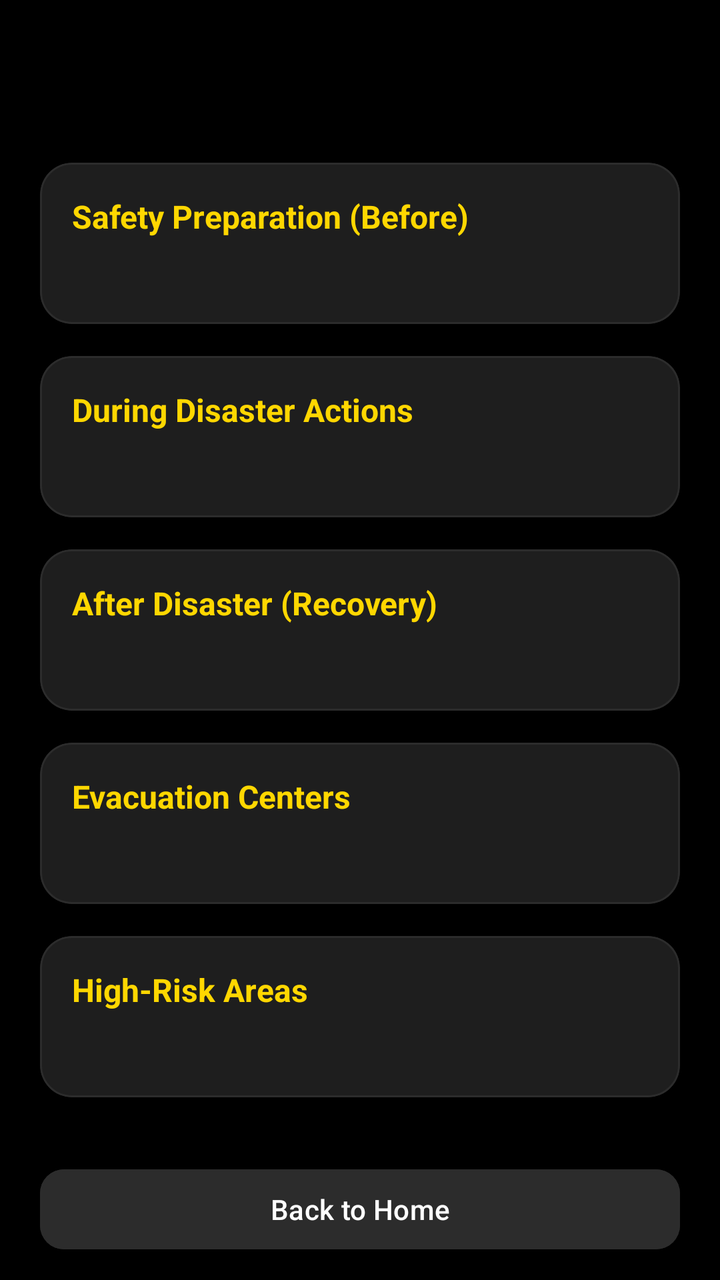
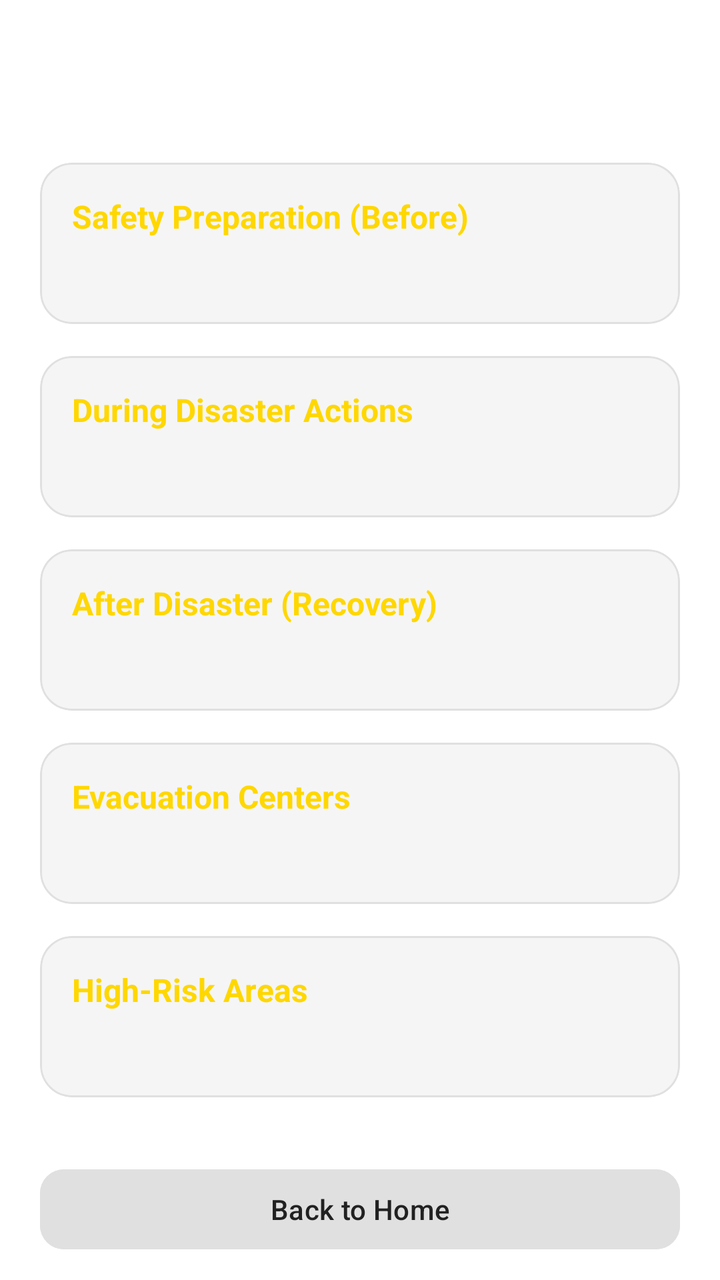

Screens rendered from an Android XML layout before and after an edit, with the pre-edit source and the edit as a unified diff.
<!-- AndroidManifest.xml: application theme Theme.Resilio -->
<!-- res/layout/fragment_disaster_detail.xml -->
<?xml version="1.0" encoding="utf-8"?>
<androidx.core.widget.NestedScrollView xmlns:android="http://schemas.android.com/apk/res/android"
    xmlns:app="http://schemas.android.com/apk/res-auto"
    android:layout_width="match_parent"
    android:layout_height="match_parent"
    android:background="@color/background_dark">

    <LinearLayout
        android:layout_width="match_parent"
        android:layout_height="wrap_content"
        android:orientation="vertical"
        android:padding="20dp">

        <TextView
            android:id="@+id/text_disaster_title"
            android:layout_width="wrap_content"
            android:layout_height="wrap_content"
            android:textSize="28sp"
            android:textStyle="bold"
            android:textColor="@color/gold_accent"
            android:layout_marginBottom="24dp"/>

        
        <com.google.android.material.card.MaterialCardView
            android:layout_width="match_parent"
            android:layout_height="wrap_content"
            android:layout_marginBottom="16dp"
            app:cardCornerRadius="16dp"
            app:cardBackgroundColor="@color/surface_dark"
            app:strokeWidth="1dp"
            app:strokeColor="@color/divider_color">
            <LinearLayout
                android:layout_width="match_parent"
                android:layout_height="wrap_content"
                android:orientation="vertical"
                android:padding="16dp">
                <TextView
                    android:layout_width="wrap_content"
                    android:layout_height="wrap_content"
                    android:text="@string/before_disaster"
                    android:textColor="@color/gold_accent"
                    android:textStyle="bold"
                    android:textSize="16sp"/>
                <TextView
                    android:id="@+id/text_before_content"
                    android:layout_width="match_parent"
                    android:layout_height="wrap_content"
                    android:textColor="@color/text_secondary"
                    android:textSize="14sp"
                    android:layout_marginTop="8dp"
                    android:lineSpacingExtra="4dp"/>
            </LinearLayout>
        </com.google.android.material.card.MaterialCardView>

        
        <com.google.android.material.card.MaterialCardView
            android:layout_width="match_parent"
            android:layout_height="wrap_content"
            android:layout_marginBottom="16dp"
            app:cardCornerRadius="16dp"
            app:cardBackgroundColor="@color/surface_dark"
            app:strokeWidth="1dp"
            app:strokeColor="@color/divider_color">
            <LinearLayout
                android:layout_width="match_parent"
                android:layout_height="wrap_content"
                android:orientation="vertical"
                android:padding="16dp">
                <TextView
                    android:layout_width="wrap_content"
                    android:layout_height="wrap_content"
                    android:text="@string/during_disaster"
                    android:textColor="@color/gold_accent"
                    android:textStyle="bold"
                    android:textSize="16sp"/>
                <TextView
                    android:id="@+id/text_during_content"
                    android:layout_width="match_parent"
                    android:layout_height="wrap_content"
                    android:textColor="@color/text_secondary"
                    android:textSize="14sp"
                    android:layout_marginTop="8dp"
                    android:lineSpacingExtra="4dp"/>
            </LinearLayout>
        </com.google.android.material.card.MaterialCardView>

        
        <com.google.android.material.card.MaterialCardView
            android:layout_width="match_parent"
            android:layout_height="wrap_content"
            android:layout_marginBottom="16dp"
            app:cardCornerRadius="16dp"
            app:cardBackgroundColor="@color/surface_dark"
            app:strokeWidth="1dp"
            app:strokeColor="@color/divider_color">
            <LinearLayout
                android:layout_width="match_parent"
                android:layout_height="wrap_content"
                android:orientation="vertical"
                android:padding="16dp">
                <TextView
                    android:layout_width="wrap_content"
                    android:layout_height="wrap_content"
                    android:text="@string/after_disaster"
                    android:textColor="@color/gold_accent"
                    android:textStyle="bold"
                    android:textSize="16sp"/>
                <TextView
                    android:id="@+id/text_after_content"
                    android:layout_width="match_parent"
                    android:layout_height="wrap_content"
                    android:textColor="@color/text_secondary"
                    android:textSize="14sp"
                    android:layout_marginTop="8dp"
                    android:lineSpacingExtra="4dp"/>
            </LinearLayout>
        </com.google.android.material.card.MaterialCardView>

        
        <com.google.android.material.card.MaterialCardView
            android:layout_width="match_parent"
            android:layout_height="wrap_content"
            android:layout_marginBottom="16dp"
            app:cardCornerRadius="16dp"
            app:cardBackgroundColor="@color/surface_dark"
            app:strokeWidth="1dp"
            app:strokeColor="@color/divider_color">
            <LinearLayout
                android:layout_width="match_parent"
                android:layout_height="wrap_content"
                android:orientation="vertical"
                android:padding="16dp">
                <TextView
                    android:layout_width="wrap_content"
                    android:layout_height="wrap_content"
                    android:text="@string/evacuation_centers_title"
                    android:textColor="@color/gold_accent"
                    android:textStyle="bold"
                    android:textSize="16sp"/>
                <TextView
                    android:id="@+id/text_centers_content"
                    android:layout_width="match_parent"
                    android:layout_height="wrap_content"
                    android:textColor="@color/text_secondary"
                    android:textSize="14sp"
                    android:layout_marginTop="8dp"
                    android:lineSpacingExtra="4dp"/>
            </LinearLayout>
        </com.google.android.material.card.MaterialCardView>

        
        <com.google.android.material.card.MaterialCardView
            android:layout_width="match_parent"
            android:layout_height="wrap_content"
            android:layout_marginBottom="16dp"
            app:cardCornerRadius="16dp"
            app:cardBackgroundColor="@color/surface_dark"
            app:strokeWidth="1dp"
            app:strokeColor="@color/divider_color">
            <LinearLayout
                android:layout_width="match_parent"
                android:layout_height="wrap_content"
                android:orientation="vertical"
                android:padding="16dp">
                <TextView
                    android:layout_width="wrap_content"
                    android:layout_height="wrap_content"
                    android:text="@string/high_risk_areas_title"
                    android:textColor="@color/gold_accent"
                    android:textStyle="bold"
                    android:textSize="16sp"/>
                <TextView
                    android:id="@+id/text_high_risk_content"
                    android:layout_width="match_parent"
                    android:layout_height="wrap_content"
                    android:textColor="@color/text_secondary"
                    android:textSize="14sp"
                    android:layout_marginTop="8dp"
                    android:lineSpacingExtra="4dp"/>
            </LinearLayout>
        </com.google.android.material.card.MaterialCardView>

        <com.google.android.material.button.MaterialButton
            android:id="@+id/btn_back_home"
            android:layout_width="match_parent"
            android:layout_height="wrap_content"
            android:text="Back to Home"
            android:layout_marginTop="16dp"
            app:cornerRadius="12dp"
            android:backgroundTint="@color/divider_color"
            android:textColor="@color/white"/>

    </LinearLayout>
</androidx.core.widget.NestedScrollView>
<!-- resources referenced by this layout -->
<resources>
  <color name="background_dark">#000000</color>
  <color name="divider_color">#2C2C2C</color>
  <color name="gold_accent">#FFD700</color>
  <color name="surface_dark">#1E1E1E</color>
  <color name="text_secondary">#B0B0B0</color>
  <color name="white">#FFFFFFFF</color>
  <string name="after_disaster">After Disaster (Recovery)</string>
  <string name="before_disaster">Safety Preparation (Before)</string>
  <string name="during_disaster">During Disaster Actions</string>
  <string name="evacuation_centers_title">Evacuation Centers</string>
  <string name="high_risk_areas_title">High-Risk Areas</string>
  <style name="Theme.Resilio" parent="Base.Theme.Resilio" />
  <style name="Base.Theme.Resilio" parent="Theme.Material3.Dark.NoActionBar">
          
          <item name="colorPrimary">@color/gold_accent</item>
          <item name="colorOnPrimary">@color/background_dark</item>
          <item name="colorSecondary">@color/secondary_blue</item>
          <item name="colorOnSecondary">@color/white</item>
          <item name="colorTertiary">@color/primary_green</item>
          <item name="android:windowBackground">@color/background_dark</item>
          <item name="android:textColorPrimary">@color/text_primary</item>
          <item name="android:textColorSecondary">@color/text_secondary</item>
      </style>
  <color name="secondary_blue">#2196F3</color>
  <color name="primary_green">#4CAF50</color>
  <color name="text_primary">#FFFFFF</color>
</resources>

<!-- the commit's change to res/layout/fragment_disaster_detail.xml (unified diff, before → after) -->
@@ -3,7 +3,7 @@
     xmlns:app="http://schemas.android.com/apk/res-auto"
     android:layout_width="match_parent"
     android:layout_height="match_parent"
-    android:background="@color/background_dark">
+    android:background="@color/background">
 
     <LinearLayout
         android:layout_width="match_parent"
@@ -26,7 +26,7 @@
             android:layout_height="wrap_content"
             android:layout_marginBottom="16dp"
             app:cardCornerRadius="16dp"
-            app:cardBackgroundColor="@color/surface_dark"
+            app:cardBackgroundColor="@color/surface"
             app:strokeWidth="1dp"
             app:strokeColor="@color/divider_color">
             <LinearLayout
@@ -58,7 +58,7 @@
             android:layout_height="wrap_content"
             android:layout_marginBottom="16dp"
             app:cardCornerRadius="16dp"
-            app:cardBackgroundColor="@color/surface_dark"
+            app:cardBackgroundColor="@color/surface"
             app:strokeWidth="1dp"
             app:strokeColor="@color/divider_color">
             <LinearLayout
@@ -90,7 +90,7 @@
             android:layout_height="wrap_content"
             android:layout_marginBottom="16dp"
             app:cardCornerRadius="16dp"
-            app:cardBackgroundColor="@color/surface_dark"
+            app:cardBackgroundColor="@color/surface"
             app:strokeWidth="1dp"
             app:strokeColor="@color/divider_color">
             <LinearLayout
@@ -122,7 +122,7 @@
             android:layout_height="wrap_content"
             android:layout_marginBottom="16dp"
             app:cardCornerRadius="16dp"
-            app:cardBackgroundColor="@color/surface_dark"
+            app:cardBackgroundColor="@color/surface"
             app:strokeWidth="1dp"
             app:strokeColor="@color/divider_color">
             <LinearLayout
@@ -154,7 +154,7 @@
             android:layout_height="wrap_content"
             android:layout_marginBottom="16dp"
             app:cardCornerRadius="16dp"
-            app:cardBackgroundColor="@color/surface_dark"
+            app:cardBackgroundColor="@color/surface"
             app:strokeWidth="1dp"
             app:strokeColor="@color/divider_color">
             <LinearLayout
@@ -188,7 +188,7 @@
             android:layout_marginTop="16dp"
             app:cornerRadius="12dp"
             android:backgroundTint="@color/divider_color"
-            android:textColor="@color/white"/>
+            android:textColor="@color/text_primary"/>
 
     </LinearLayout>
 </androidx.core.widget.NestedScrollView>
<!-- resource entries referenced after the edit -->
@@ -1,10 +1,10 @@
 <!-- resources referenced by this layout -->
 <resources>
-  <color name="background_dark">#000000</color>
-  <color name="divider_color">#2C2C2C</color>
+  <color name="background">#FFFFFF</color>
+  <color name="divider_color">#E0E0E0</color>
   <color name="gold_accent">#FFD700</color>
-  <color name="surface_dark">#1E1E1E</color>
-  <color name="text_secondary">#B0B0B0</color>
+  <color name="surface">#F5F5F5</color>
+  <color name="text_secondary">#757575</color>
   <color name="white">#FFFFFFFF</color>
   <string name="after_disaster">After Disaster (Recovery)</string>
   <string name="before_disaster">Safety Preparation (Before)</string>
@@ -12,19 +12,20 @@
   <string name="evacuation_centers_title">Evacuation Centers</string>
   <string name="high_risk_areas_title">High-Risk Areas</string>
   <style name="Theme.Resilio" parent="Base.Theme.Resilio" />
-  <style name="Base.Theme.Resilio" parent="Theme.Material3.Dark.NoActionBar">
+  <style name="Base.Theme.Resilio" parent="Theme.Material3.DayNight.NoActionBar">
           
           <item name="colorPrimary">@color/gold_accent</item>
-          <item name="colorOnPrimary">@color/background_dark</item>
+          <item name="colorOnPrimary">@color/black</item>
           <item name="colorSecondary">@color/secondary_blue</item>
           <item name="colorOnSecondary">@color/white</item>
           <item name="colorTertiary">@color/primary_green</item>
-          <item name="android:windowBackground">@color/background_dark</item>
+          <item name="android:windowBackground">@color/background</item>
           <item name="android:textColorPrimary">@color/text_primary</item>
           <item name="android:textColorSecondary">@color/text_secondary</item>
       </style>
+  <color name="black">#FF000000</color>
   <color name="secondary_blue">#2196F3</color>
   <color name="primary_green">#4CAF50</color>
-  <color name="text_primary">#FFFFFF</color>
+  <color name="text_primary">#212121</color>
 </resources>
 
